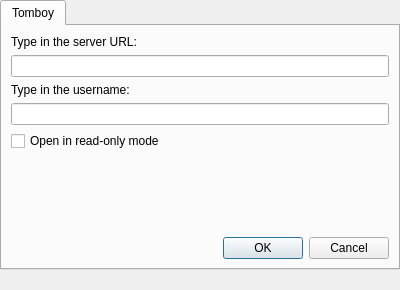
Before: the Qt Designer form configdialog.ui in staeglis/tomboynotes, drawn with Qt 5.
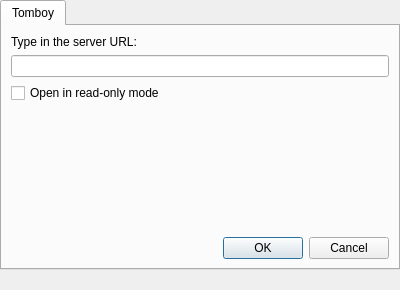
After: the same form once the commit is applied.

Diff of the .ui file:
```diff
--- a/configdialog.ui
+++ b/configdialog.ui
@@ -51,16 +51,6 @@
          </property>
         </widget>
        </item>
-       <item>
-        <widget class="QLabel" name="label_2">
-         <property name="text">
-          <string>Type in the username:</string>
-         </property>
-        </widget>
-       </item>
-       <item>
-        <widget class="QLineEdit" name="kcfg_username"/>
-       </item>
        <item>
         <widget class="QCheckBox" name="kcfg_ReadOnly">
          <property name="text">
```
